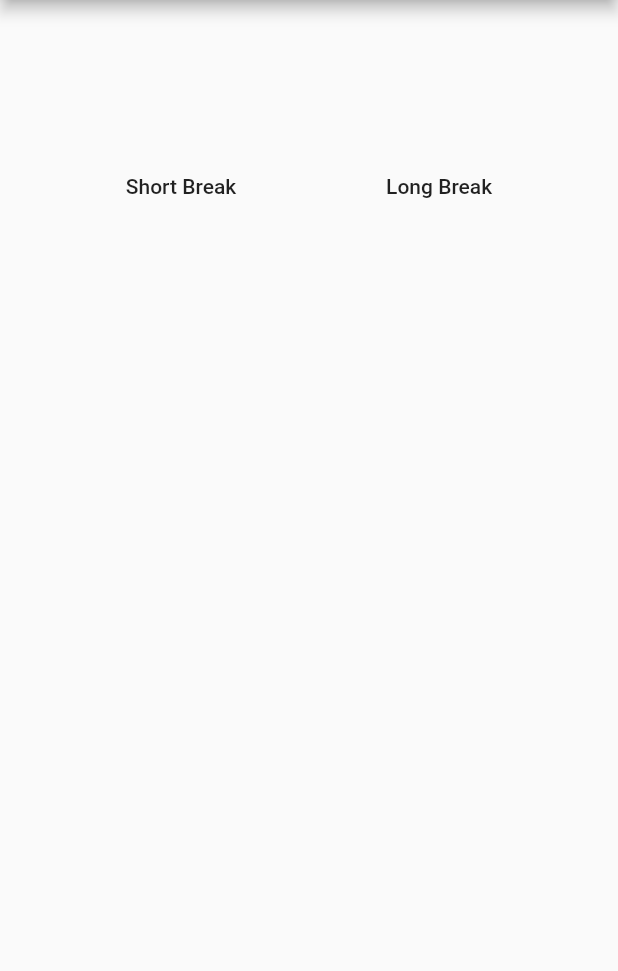
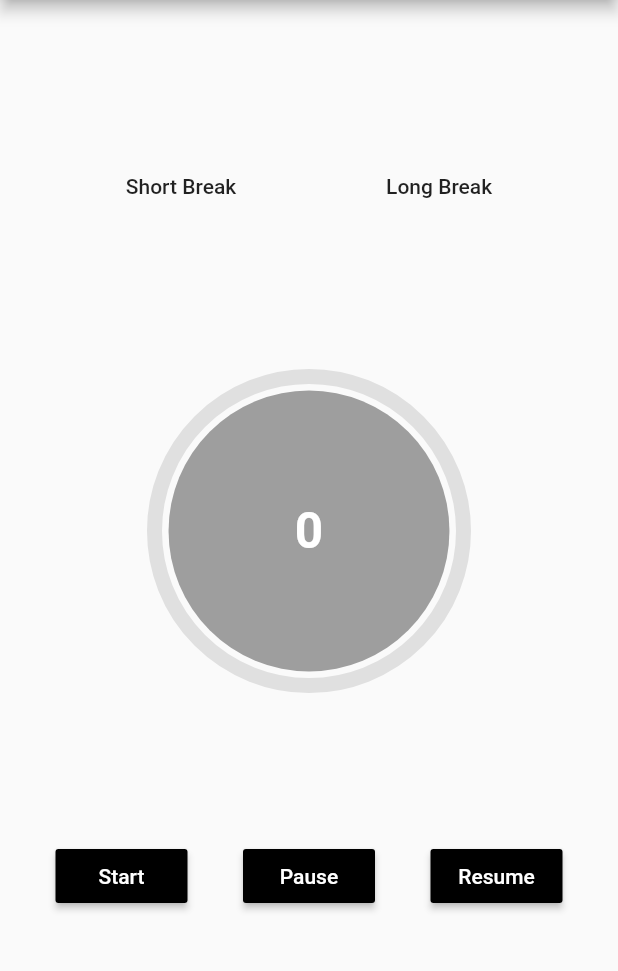
Before and after one commit to Harshal12355/pomodoro_timer, a Flutter app: the screen it shows after launch, on a phone screen of 412 x 824 dp, the part 84-1055 px from its top. Run offline on Flutter 3.47's test engine with Material 2 defaults, Android fonts, the phone set to English and light mode, and no system bars; drawn by our look-alikes of circular_countdown_timer.

Commit message:
Added timer and button functionality, timer works now but in seconds

```diff
--- a/lib/main.dart
+++ b/lib/main.dart
@@ -3,6 +3,7 @@ import 'dart:ui';
 import 'package:flutter/material.dart';
 import 'Short_Break.dart';
 import 'Long_Break.dart';
+import 'package:circular_countdown_timer/circular_countdown_timer.dart';
 
 void main() {
   runApp(MyApp());
@@ -29,6 +30,7 @@ class _PomodoroState extends State<Pomodoro> {
   static int TimeMinutes = 25;
   int TimeSec = TimeMinutes * 60;
   double percent = 0;
+  CountDownController _controller = CountDownController();
 
   @override
   Widget build(BuildContext context) {
@@ -44,12 +46,6 @@ class _PomodoroState extends State<Pomodoro> {
                 child: Row(
                   mainAxisAlignment: MainAxisAlignment.spaceEvenly,
                   children: <Widget>[
-                    // FlatButton(
-                    //     onPressed: () {
-                    //       print("Pomodoro");
-                    //     },
-                    //     child: Text("Pomodoro"),
-                    // ),
                     FlatButton(
                       onPressed: () {
                         Navigator.push(
@@ -73,15 +69,110 @@ class _PomodoroState extends State<Pomodoro> {
               ),
               SizedBox(),
               Container( // this will contain the circle timer
-                //Cicle timer
+                child: Center(
+                  child: CircularCountDownTimer(
+                    // Countdown duration in Seconds.
+                    duration: TimeSec,
+
+                    // Countdown initial elapsed Duration in Seconds.
+                    initialDuration: 0,
+
+                    // Controls (i.e Start, Pause, Resume, Restart) the Countdown Timer.
+                    controller: _controller,
+
+                    // Width of the Countdown Widget.
+                    width: MediaQuery.of(context).size.width / 2,
+
+                    // Height of the Countdown Widget.
+                    height: MediaQuery.of(context).size.height / 2,
+
+                    // Ring Color for Countdown Widget.
+                    ringColor: Colors.grey[300],
+
+                    // // Ring Gradient for Countdown Widget.
+                    // ringGradient: null,
+
+                    // Filling Color for Countdown Widget.
+                    fillColor: Colors.grey[900],
+
+                    // Filling Gradient for Countdown Widget.
+                    fillGradient: null,
+
+                    // Background Color for Countdown Widget.
+                    backgroundColor: Colors.grey,
+
+                    // Border Thickness of the Countdown Ring.
+                    strokeWidth: 10.0,
+
+                    // Begin and end contours with a flat edge and no extension.
+                    strokeCap: StrokeCap.round,
+
+                    // Text Style for Countdown Text.
+                    textStyle: TextStyle(
+                        fontSize: 33.0, color: Colors.white, fontWeight: FontWeight.bold),
+
+                    // Format for the Countdown Text.
+                    textFormat: CountdownTextFormat.S,
+
+                    // Handles Countdown Timer (true for Reverse Countdown (max to 0), false for Forward Countdown (0 to max)).
+                    isReverse: false,
+
+                    // Handles Animation Direction (true for Reverse Animation, false for Forward Animation).
+                    isReverseAnimation: false,
+
+                    // Handles visibility of the Countdown Text.
+                    isTimerTextShown: true,
+
+                    // Handles the timer start.
+                    autoStart: false,
+
+                    // This Callback will execute when the Countdown Starts.
+                    onStart: () {
+                      // Here, do whatever you want
+                      print('Countdown Started');
+                    },
+
+                    // This Callback will execute when the Countdown Ends.
+                    onComplete: () {
+                      // Here, do whatever you want
+                      print('Countdown Ended');
+                    },
+                  ),
+                ),
               ),
-              SizedBox(),
-              Container( // this will contain the button in order to start stop the timer above in the circle
-                //Button to start/stop
+              Container(
+                child: Row(
+                  mainAxisAlignment: MainAxisAlignment.spaceEvenly,
+                  children: [
+                    _button(title: "Start", onPressed: () => _controller.start()),
+                    _button(title: "Pause", onPressed: () => _controller.pause()),
+                    _button(title: "Resume", onPressed: () => _controller.resume()),
+                  ],
+                ),
               ),
+              // Container(
+              //   child: Row(
+              //     mainAxisAlignment: MainAxisAlignment.spaceEvenly,
+              //     children: [
+              //       _button(title: "Resume", onPressed: () => _controller.resume()),
+              //       _button(title: "Restart", onPressed: () => _controller.restart(duration: TimeSec))
+              //     ],
+              //   ),
+              // ),
             ],
           ),
         ),
     );
   }
 }
+
+_button({String title, VoidCallback onPressed}) {
+  return RaisedButton(
+    child: Text(
+      title,
+      style: TextStyle(color: Colors.white),
+    ),
+    onPressed: onPressed,
+    color: Colors.black,
+  );
+}
--- a/pubspec.yaml
+++ b/pubspec.yaml
@@ -29,6 +29,7 @@ dependencies:
   # Use with the CupertinoIcons class for iOS style icons.
   cupertino_icons: ^1.0.1
   percent_indicator: "^2.1.7+2"
+  circular_countdown_timer: ^0.1.0
 
 dev_dependencies:
   flutter_test:
```
Also changed, not shown: lib/Example clock.dart (added, +148 -0 lines), pubspec.lock.
